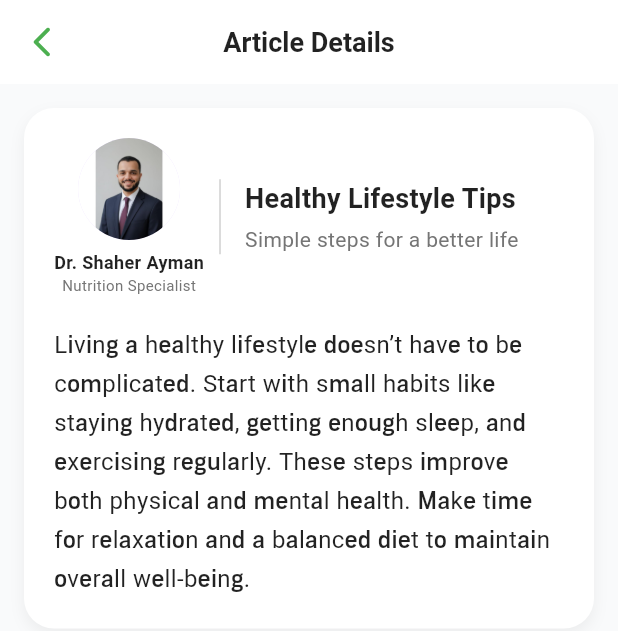
After one commit to MElwakel/MedCare, a Flutter app: the ArticlePageView screen opened by its route, on a phone screen of 412 x 824 dp. The commit adds this screen. Shown: the top 631 px of the screen. Run offline on Flutter 3.47's test engine with Material 3 defaults, Android fonts, the phone set to English and light mode, and no system bars; our stand-ins replace font_awesome_flutter, go_router, pin_code_fields, readmore.

Commit message:
Add doctor profile widget and vertical divider to ArticlePageView

```diff
--- a/lib/core/router/app_router.dart
+++ b/lib/core/router/app_router.dart
@@ -9,6 +9,7 @@ import 'package:medcare/features/auth/presentaion/views/verify_your_identity_vie
 import 'package:medcare/features/chat/presentation/views/all_chat_view.dart';
 import 'package:medcare/features/doctors/presentation/views/doctor_details_view.dart';
 import 'package:medcare/features/doctors/presentation/views/doctors_view.dart';
+import 'package:medcare/features/home/presentation/views/article_view.dart';
 import 'package:medcare/features/home/presentation/views/home_view.dart';
 import 'package:medcare/features/hospital/presentation/views/hospital_view.dart';
 import 'package:medcare/features/pharmacies/presentation/views/pharmacies_view.dart';
@@ -84,7 +85,12 @@ final GoRouter appRouter = GoRouter(
       builder: (context, state) => const AllChatView(),
     ),
 
+     GoRoute(
+      path:'/articlepageview',
+      builder: (context, state) => const ArticlePageView(),
+    ),
+
   ],
 );
 
-//DoctorDetials
+//ArticlePageView
--- a/lib/features/home/presentation/views/Home_services_view.dart
+++ b/lib/features/home/presentation/views/Home_services_view.dart
@@ -1,5 +1,5 @@
 import 'package:flutter/material.dart';
-import 'package:medcare/features/home/presentation/views/widgets/home_visit_elements.dart';
+import 'package:medcare/features/home/presentation/widgets/home_visit_elements.dart';
 
 class HomeServicesView extends StatelessWidget {
   const HomeServicesView({super.key});
--- /dev/null
+++ b/lib/features/home/presentation/views/article_view.dart
@@ -0,0 +1,92 @@
+import 'package:flutter/material.dart';
+import 'package:medcare/features/home/presentation/widgets/custom_doctor_image.dart';
+import 'package:medcare/features/home/presentation/widgets/title_of_article.dart';
+
+class ArticlePageView extends StatelessWidget {
+  const ArticlePageView({super.key});
+
+  static const String id = '/articlepageview';
+
+  @override
+  Widget build(BuildContext context) {
+    return Scaffold(
+      backgroundColor: const Color(0xffF9FAFB),
+      appBar: AppBar(
+        backgroundColor: Colors.white,
+        elevation: 0,
+        centerTitle: true,
+        leading: IconButton(
+          icon: const Icon(
+            Icons.arrow_back_ios_new_rounded,
+            color: Colors.green,
+          ),
+          onPressed: () => Navigator.pop(context),
+        ),
+        title: const Text(
+          "Article Details",
+          style: TextStyle(
+            color: Colors.black87,
+            fontSize: 18,
+            fontWeight: FontWeight.w600,
+          ),
+        ),
+      ),
+      body: SingleChildScrollView(
+        child: Padding(
+          padding: const EdgeInsets.all(16.0),
+          child: Container(
+            padding: const EdgeInsets.all(20),
+            decoration: BoxDecoration(
+              color: Colors.white,
+              borderRadius: BorderRadius.circular(20),
+              boxShadow: [
+                BoxShadow(
+                  color: Colors.grey.withOpacity(0.15),
+                  blurRadius: 8,
+                  offset: const Offset(0, 4),
+                ),
+              ],
+            ),
+            child: Column(
+              crossAxisAlignment: CrossAxisAlignment.start,
+              children: [
+                // 🧩 Row: Doctor photo + info
+                Row(
+                  crossAxisAlignment: CrossAxisAlignment.center,
+                  children: [
+                    CustomDoctorImage(),
+                    const SizedBox(width: 10),
+                    Container(
+                      height: 50, // height of the vertical line
+                      width: 1.2,
+                      color: Colors.grey.withValues(alpha: 0.4),
+
+                    ),
+                    const SizedBox(width: 16),
+                    Expanded(child: TitleOfArticle()),
+                  ],
+                ),
+
+                const SizedBox(height: 20),
+
+                // 📖 Article content
+                const Text(
+                  "Living a healthy lifestyle doesn’t have to be complicated. "
+                  "Start with small habits like staying hydrated, getting enough sleep, "
+                  "and exercising regularly. These steps improve both physical and mental health. "
+                  "Make time for relaxation and a balanced diet to maintain overall well-being.",
+                  style: TextStyle(
+                    fontSize: 16,
+                    height: 1.6,
+                    color: Colors.black87,
+                    fontFamily: 'aago',
+                  ),
+                ),
+              ],
+            ),
+          ),
+        ),
+      ),
+    );
+  }
+}
--- a/lib/features/home/presentation/views/medical_services_view.dart
+++ b/lib/features/home/presentation/views/medical_services_view.dart
@@ -1,9 +1,9 @@
 import 'package:flutter/material.dart';
 import 'package:medcare/features/home/presentation/views/data/services_data.dart';
 import 'package:medcare/generated/l10n.dart';
-import 'widgets/service_tabs.dart';
-import 'widgets/medical_section.dart';
-import 'widgets/surgical_section.dart';
+import '../widgets/service_tabs.dart';
+import '../widgets/medical_section.dart';
+import '../widgets/surgical_section.dart';
 
 class MedicalServicesView extends StatefulWidget {
   const MedicalServicesView({super.key});
--- a/lib/features/home/presentation/widgets/build_category.dart
+++ b/lib/features/home/presentation/widgets/build_category.dart
@@ -15,7 +15,7 @@ class BuildCategory extends StatelessWidget {
       children: [
         GestureDetector(
           onTap: () {
-           context.go(DoctorsView.id);
+            context.push(DoctorsView.id);
           },
           child: _buildCategory(Icons.medical_services_outlined, "Doctor"),
         ),
@@ -23,7 +23,7 @@ class BuildCategory extends StatelessWidget {
         // ------الصيدليات
         GestureDetector(
           onTap: () {
-           context.go(PharmaciesView.id);
+           context.push(PharmaciesView.id);
           },
           child: _buildCategory(Icons.local_pharmacy_outlined, "Pharmacy"),
         ),
@@ -31,7 +31,7 @@ class BuildCategory extends StatelessWidget {
 
         GestureDetector(
           onTap: () {
-           context.go(HospitalView.id);
+            context.push(HospitalView.id);
           },
           child: _buildCategory(Icons.local_hospital_outlined, "Hospital"),
         ),
--- /dev/null
+++ b/lib/features/home/presentation/widgets/custom_doctor_image.dart
@@ -0,0 +1,32 @@
+
+import 'package:flutter/material.dart';
+import 'package:flutter/widgets.dart';
+
+class CustomDoctorImage extends StatelessWidget {
+  const CustomDoctorImage({super.key});
+
+  @override
+  Widget build(BuildContext context) {
+    return Column(
+      children: [
+        const CircleAvatar(
+          radius: 34,
+          backgroundImage: AssetImage('assets/images/p3.jpg'),
+        ),
+        const SizedBox(height: 6),
+        const Text(
+          'Dr. Shaher Ayman',
+          style: TextStyle(
+            fontSize: 12,
+            fontWeight: FontWeight.w600,
+            color: Colors.black87,
+          ),
+        ),
+        Text(
+          'Nutrition Specialist',
+          style: TextStyle(fontSize: 10, color: Colors.grey.shade600),
+        ),
+      ],
+    );
+  }
+}
--- a/lib/features/home/presentation/widgets/health_article_section.dart
+++ b/lib/features/home/presentation/widgets/health_article_section.dart
@@ -1,11 +1,17 @@
 import 'package:flutter/material.dart';
+import 'package:go_router/go_router.dart';
+import 'package:medcare/features/home/presentation/views/article_view.dart';
 
 class HealthArticleSection extends StatelessWidget {
   const HealthArticleSection({super.key});
 
   @override
   Widget build(BuildContext context) {
-    return Container(
+    return GestureDetector(
+      onTap: (){
+        context.push(ArticlePageView.id);
+      },
+      child: Container(
         padding: const EdgeInsets.all(12),
         decoration: BoxDecoration(
           color: Colors.white,
@@ -67,6 +73,7 @@ class HealthArticleSection extends StatelessWidget {
             ),
           ],
         ),
+      ),
     );
   }
 }
--- /dev/null
+++ b/lib/features/home/presentation/widgets/title_of_article.dart
@@ -0,0 +1,28 @@
+import 'package:flutter/material.dart';
+import 'package:flutter/widgets.dart';
+
+class TitleOfArticle extends StatelessWidget {
+  const TitleOfArticle({super.key});
+
+  @override
+  Widget build(BuildContext context) {
+    return Column(
+      crossAxisAlignment: CrossAxisAlignment.start,
+      children: [
+        const Text(
+          'Healthy Lifestyle Tips',
+          style: TextStyle(
+            fontSize: 18,
+            fontWeight: FontWeight.bold,
+            color: Colors.black87,
+          ),
+        ),
+        const SizedBox(height: 4),
+        Text(
+          'Simple steps for a better life',
+          style: TextStyle(fontSize: 14, color: Colors.grey.shade600),
+        ),
+      ],
+    );
+  }
+}
```
Also changed, not shown: lib/features/home/presentation/widgets/custom_dropdown_field.dart (renamed from lib/features/home/presentation/views/widgets/custom_dropdown_field.dart), lib/features/home/presentation/widgets/home_visit_elements.dart (renamed from lib/features/home/presentation/views/widgets/home_visit_elements.dart), lib/features/home/presentation/widgets/location_fields.dart (renamed from lib/features/home/presentation/views/widgets/location_fields.dart), lib/features/home/presentation/widgets/medical_section.dart (renamed from lib/features/home/presentation/views/widgets/medical_section.dart), lib/features/home/presentation/widgets/service_tabs.dart (renamed from lib/features/home/presentation/views/widgets/service_tabs.dart), lib/features/home/presentation/widgets/surgical_section.dart (renamed from lib/features/home/presentation/views/widgets/surgical_section.dart). Lines whose indentation alone changed are shown as unchanged.
